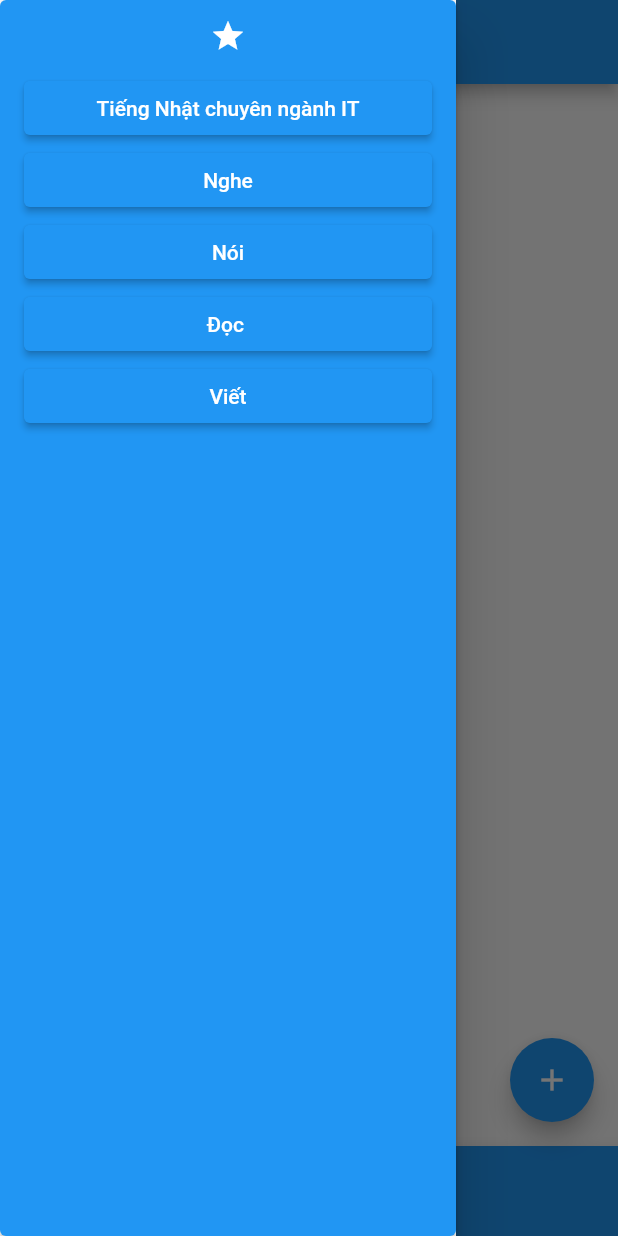
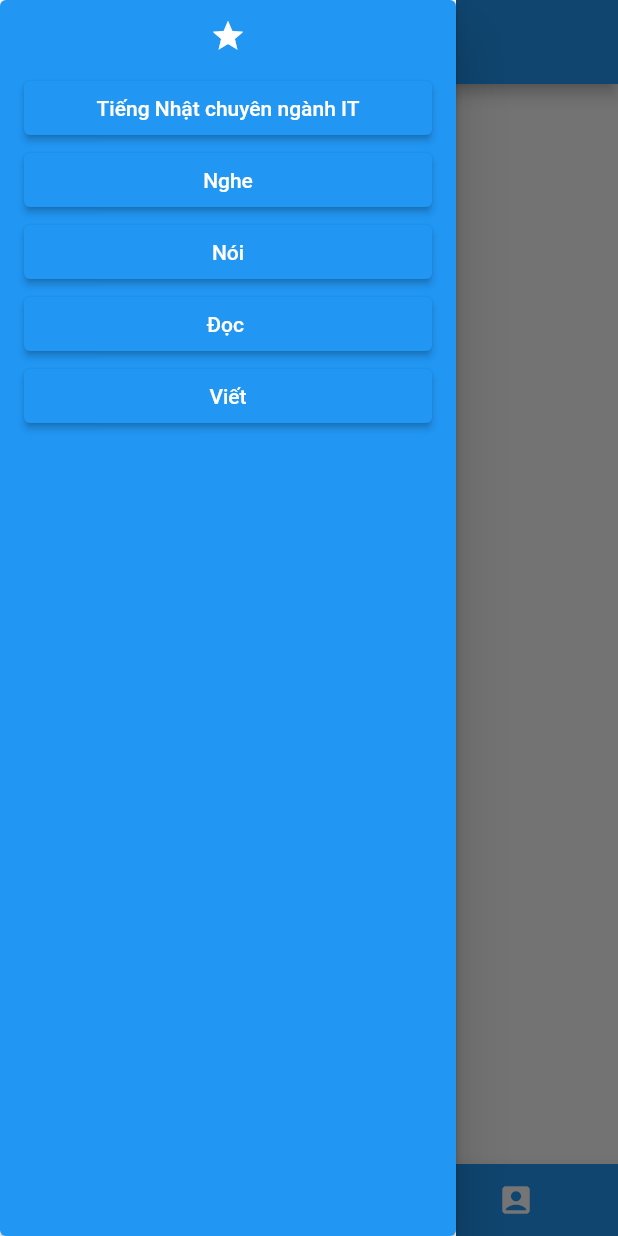
Before and after one commit to GiangGiauTen/hackathon, a Flutter app: the trangtrong2 screen opened directly, with the side drawer open, on a phone screen of 412 x 824 dp. Run offline on Flutter 3.47's test engine with Material 2 defaults, Android fonts, the phone set to English and light mode, and no system bars; our stand-ins replace cloud_firestore, firebase_auth, firebase_core, firebase_messaging, firebase_storage, flip_card and 8 more; accounts and stored records are empty; network calls fail.

Commit message:
cap nhat cac nut

```diff
--- a/lib/screens/filelist.dart
+++ b/lib/screens/filelist.dart
@@ -1,5 +1,9 @@
 import 'package:flutter/material.dart';
 import '../errorfinal.dart';
+import 'package:webview_flutter/webview_flutter.dart';
+import '../webview.dart';
+import '../main.dart';
+import '../bodyfinal.dart';
 
 class trangtrong2 extends StatelessWidget {
   @override
@@ -7,8 +11,6 @@ class trangtrong2 extends StatelessWidget {
     return Scaffold(
       // backgroundColor: Colors.grey,
       appBar: AppBar(
-        // foregroundColor: Colors.amber,
-        // backgroundColor: Colors.red,
         title: Text('Name'),
       ),
       drawer: Drawer(
@@ -55,20 +57,56 @@ class trangtrong2 extends StatelessWidget {
         ),
       ),
       body: Container(child: Text(' ')),
-
-      floatingActionButton: FloatingActionButton(
-        onPressed: () {},
-        child: Icon(Icons.add),
-      ),
-
-      floatingActionButtonLocation: FloatingActionButtonLocation.endFloat,
       bottomNavigationBar: BottomAppBar(
         color: Colors.blue,
-        child: Container(
-          height: 60,
+        // ignore: unnecessary_new
+        child: new Row(
+          mainAxisSize: MainAxisSize.max,
+          mainAxisAlignment: MainAxisAlignment.spaceEvenly,
+          children: <Widget>[
+            IconButton(
+              icon: Icon(
+                Icons.home,
+                color: Colors.white,
+              ),
+              onPressed: () {
+                Navigator.push(
+                    context, MaterialPageRoute(builder: (_) => MyApp()));
+              },
+            ),
+            IconButton(
+              icon: Icon(
+                Icons.facebook,
+                color: Colors.white,
+              ),
+              onPressed: () {
+                Navigator.push(
+                    context, MaterialPageRoute(builder: (_) => facebook()));
+              },
+            ),
+            IconButton(
+              icon: Icon(
+                Icons.web,
+                color: Colors.white,
+              ),
+              onPressed: () {
+                Navigator.push(
+                    context, MaterialPageRoute(builder: (_) => schooler()));
+              },
+            ),
+            IconButton(
+              icon: Icon(
+                Icons.account_box_rounded,
+                color: Colors.white,
+              ),
+              onPressed: () {
+                Navigator.push(
+                    context, MaterialPageRoute(builder: (_) => profile()));
+              },
+            ),
+          ],
         ),
       ),
     );
-    ;
   }
 }
```
Also changed, not shown: lib/bodyfinal.dart (+27 -16 lines), lib/flashcardsc.dart (+51 -34 lines), lib/main.dart (+8 -24 lines), lib/webview.dart (+36 -0 lines).
